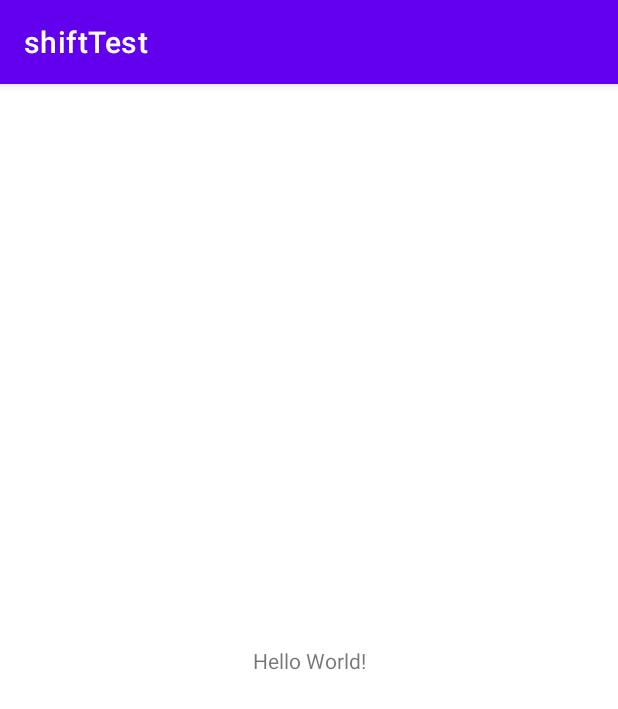
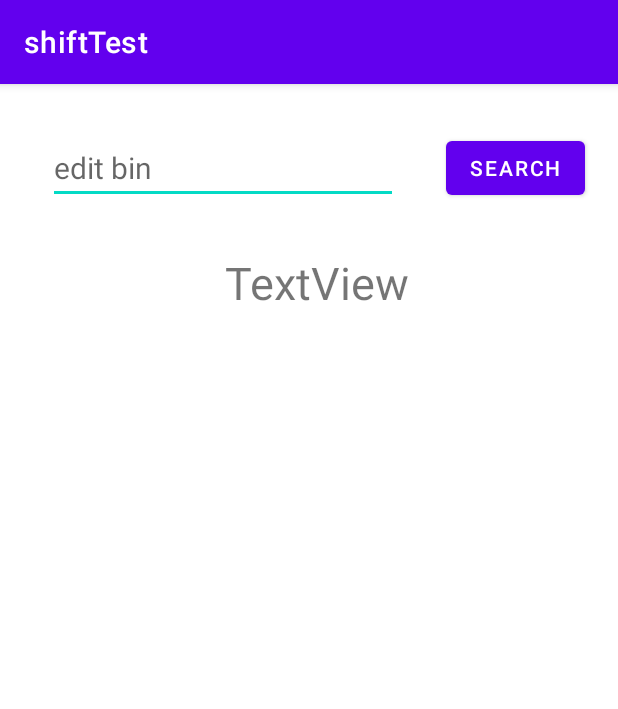
Before and after one commit to awxander/shiftTest, an Android app: the screen it shows after launch (MainActivity), on a phone screen of 412 x 824 dp. Shown: the top 709 px of the screen. Run offline under Robolectric (Android 15) with nearby library versions, the phone set to English and light mode, and no system bars.

Commit message:
пробник для теста http запроса

```diff
--- a/app/src/main/res/layout/activity_main.xml
+++ b/app/src/main/res/layout/activity_main.xml
@@ -6,13 +6,40 @@
     android:layout_height="match_parent"
     tools:context=".MainActivity">
 
-    <TextView
+    <EditText
+        android:id="@+id/editBin"
         android:layout_width="wrap_content"
         android:layout_height="wrap_content"
-        android:text="Hello World!"
-        app:layout_constraintBottom_toBottomOf="parent"
+        android:layout_marginStart="32dp"
+        android:layout_marginTop="32dp"
+        android:ems="10"
+        android:hint="edit bin"
+        android:inputType="number"
+        android:textSize="20sp"
         app:layout_constraintEnd_toEndOf="parent"
+        app:layout_constraintHorizontal_bias="0.0"
         app:layout_constraintStart_toStartOf="parent"
         app:layout_constraintTop_toTopOf="parent" />
 
+    <Button
+        android:id="@+id/searchBtn"
+        android:layout_width="wrap_content"
+        android:layout_height="wrap_content"
+        android:layout_marginStart="32dp"
+        android:text="search"
+        app:layout_constraintBottom_toBottomOf="@+id/editBin"
+        app:layout_constraintStart_toEndOf="@+id/editBin"
+        app:layout_constraintTop_toTopOf="@+id/editBin" />
+
+    <TextView
+        android:id="@+id/textView2"
+        android:layout_width="wrap_content"
+        android:layout_height="wrap_content"
+        android:layout_marginTop="32dp"
+        android:text="TextView"
+        android:textSize="30sp"
+        app:layout_constraintEnd_toEndOf="@+id/searchBtn"
+        app:layout_constraintStart_toStartOf="@+id/editBin"
+        app:layout_constraintTop_toBottomOf="@+id/editBin" />
+
 </androidx.constraintlayout.widget.ConstraintLayout>
```
